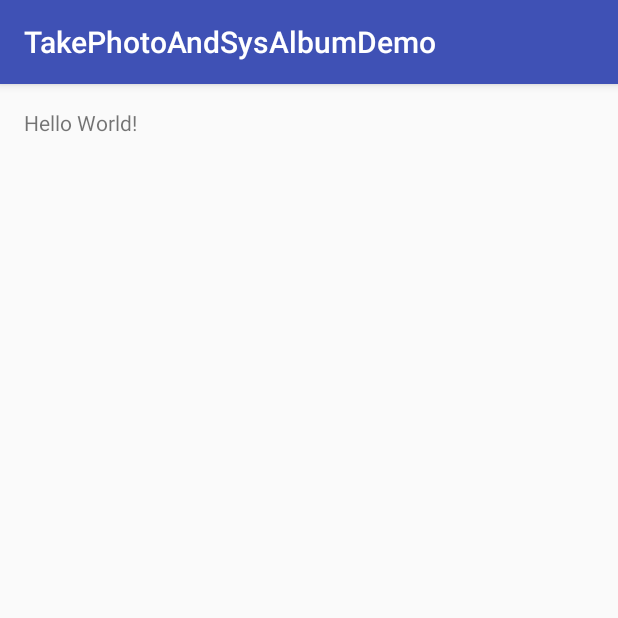
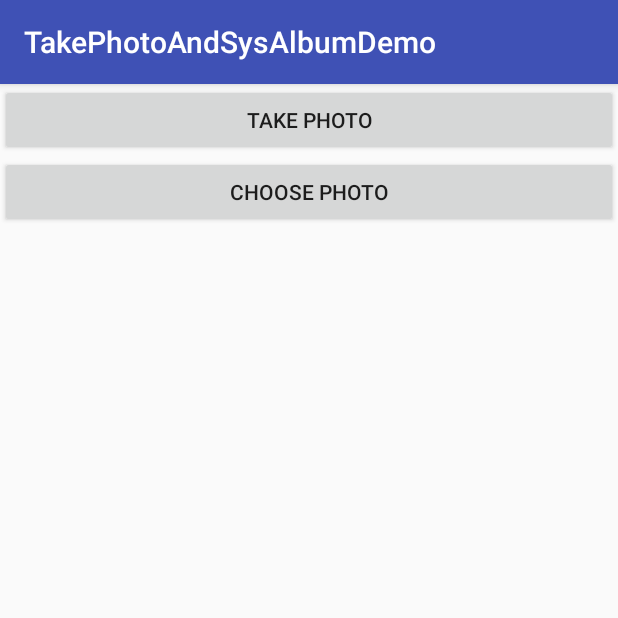
Before and after one commit to swxca/TakePhotoAndSysAlbumTest, an Android app: the screen it shows after launch (MainActivity), on a phone screen of 412 x 824 dp, the top half of it. Run offline under Robolectric (Android 15) with nearby library versions, the phone set to English and light mode, and no system bars.

Commit message:
实现了拍照，裁剪，选择相册功能
重点掌握拍照，裁剪后对于图片是怎么分别保存在指定文件夹得。
还有就是关于Android的数据保存技术要写一个Demo

```diff
--- a/TakePhotoAndSysAlbumDemo/app/src/main/AndroidManifest.xml
+++ b/TakePhotoAndSysAlbumDemo/app/src/main/AndroidManifest.xml
@@ -1,7 +1,7 @@
 <?xml version="1.0" encoding="utf-8"?>
 <manifest xmlns:android="http://schemas.android.com/apk/res/android"
     package="com.zhangtao.takephotoandsysalbumdemo">
-
+    <uses-permission android:name="android.permission.WRITE_EXTERNAL_STORAGE"/>
     <application
         android:allowBackup="true"
         android:icon="@mipmap/ic_launcher"
--- a/TakePhotoAndSysAlbumDemo/app/src/main/java/com/zhangtao/takephotoandsysalbumdemo/MainActivity.java
+++ b/TakePhotoAndSysAlbumDemo/app/src/main/java/com/zhangtao/takephotoandsysalbumdemo/MainActivity.java
@@ -1,13 +1,144 @@
 package com.zhangtao.takephotoandsysalbumdemo;
 
+import android.content.Intent;
+import android.graphics.Bitmap;
+import android.graphics.BitmapFactory;
+import android.net.Uri;
+import android.os.Environment;
+import android.provider.MediaStore;
 import android.support.v7.app.AppCompatActivity;
 import android.os.Bundle;
+import android.util.Log;
+import android.view.View;
+import android.widget.Button;
+import android.widget.ImageView;
+
+import java.io.File;
+import java.io.FileNotFoundException;
+import java.io.FileReader;
+import java.io.IOException;
 
 public class MainActivity extends AppCompatActivity {
+
+    Button takePhoto, choosePhoto;
+    ImageView picture;
+
+    //拍摄的照片的Uri
+    private Uri imageUri;
+    //裁剪后照片的Uri
+    private Uri CutSaveImage;
+    //拍照完成后需要裁剪的请求码
+    public static final int TAKE_PHOTO = 1;
+    //裁剪完成后需要设置给Imageview的请求码
+    public static final int CROP_PHOTO = 2;
+
 
     @Override
     protected void onCreate(Bundle savedInstanceState) {
         super.onCreate(savedInstanceState);
         setContentView(R.layout.activity_main);
+        //加载View
+        initViews();
+        //绑定监听
+        initEvents();
+    }
+
+    private void initEvents() {
+        //拍照按钮的监听
+        takePhoto.setOnClickListener(new View.OnClickListener() {
+            @Override
+            public void onClick(View v) {
+                //这里涉及到文件的储存github里有另外的demo
+                //拍照和裁剪后分别要保存的文件路径和文件名称
+                File outputImage = new File(Environment.getExternalStorageDirectory(), "myself.jpg");
+               // File saveOutPut = new File(Environment.getExternalStorageDirectory(), "save.jpg");
+                try {
+                    //如果这个文件存在,则删除.
+                    if (outputImage.exists()) {
+                        outputImage.delete();
+                    }
+                    //创建
+                    outputImage.createNewFile();
+                } catch (IOException e) {
+                    e.printStackTrace();
+                }
+                //将图片文件解析成URI
+                imageUri = Uri.fromFile(outputImage);
+               // CutSaveImage = Uri.fromFile(saveOutPut);
+                //Log.d("My", saveOutPut.getAbsolutePath());
+                //打开系统的拍照程序
+                Intent intent = new Intent("android.media.action.IMAGE_CAPTURE");
+                //指定这张图片的输出地址
+                intent.putExtra(MediaStore.EXTRA_OUTPUT, imageUri);
+                //打开拍照程序,完成后回回调onActivityResult,请求码为TAKE_PHOTO
+                startActivityForResult(intent, TAKE_PHOTO);
+            }
+        });
+        choosePhoto.setOnClickListener(new View.OnClickListener() {
+            @Override
+            public void onClick(View v) {
+                Intent intent = new Intent();
+                intent.setType("image/*");
+                intent.putExtra("crop", true);
+                intent.putExtra("scale", true);
+                //这里的Action是用来打开相册的
+                intent.setAction(Intent.ACTION_GET_CONTENT);
+                //或者是Intent intent=new Intent("android.intent.action.GET_CONTENT");
+                startActivityForResult(intent, CROP_PHOTO);
+            }
+        });
+    }
+
+    @Override
+    protected void onActivityResult(int requestCode, int resultCode, Intent data) {
+        //拍照完成后回调
+        switch (requestCode) {
+            //如果这个请求码为TAKE_PHOTO,那么代码需要裁剪
+            case TAKE_PHOTO:
+                //Log.d("My", "RESULT_OK" + RESULT_OK + ",resultCode:" + resultCode + ",两者相等?" + (resultCode == RESULT_OK));
+                if (resultCode == RESULT_OK) {
+                    //如果拍照成功那么resultCode就等于Result_ok
+                    //这里的Action是用来对打开照片进行裁剪页面
+                    Intent intent = new Intent("com.android.camera.action.CROP");
+                    intent.setDataAndType(imageUri, "image/*");
+                    intent.putExtra("scale", true);
+                    intent.putExtra("crop", "true");
+//                    intent.putExtra("aspectX", aspectX);
+//                    intent.putExtra("aspectY", aspectY);
+//                    intent.putExtra("outputX", outputX);
+//                    intent.putExtra("outputY", outputY);
+                    //intent.putExtra("noFaceDetection", true);
+                   // intent.putExtra("return-data", false);
+                    //指定裁剪后的输出位置
+                 //   intent.putExtra(MediaStore.EXTRA_OUTPUT, CutSaveImage);
+                    //裁剪完成后会继续回调这个onActivityResult那么判断,请求码为CROP_PHOTO
+                    //就是说要设置了.
+                    startActivityForResult(intent, CROP_PHOTO);
+                }
+                break;
+            case CROP_PHOTO:
+                // Log.d("My", "RESULT_OK" + RESULT_OK + ",resultCode:" + resultCode);
+                if (resultCode == RESULT_OK) {
+                    try {
+                        Bitmap bitmap = BitmapFactory
+                                .decodeStream(getContentResolver().openInputStream(data.getData()));
+                        //  Log.d("My", "开始设置图片");
+                        picture.setImageBitmap(bitmap);
+                        // Log.d("My", "图片设置完成");
+                    } catch (FileNotFoundException e) {
+                        e.printStackTrace();
+                    }
+                }
+                break;
+
+            default:
+                break;
+        }
+    }
+
+    private void initViews() {
+        takePhoto = (Button) findViewById(R.id.take_photo);
+        picture = (ImageView) findViewById(R.id.picture);
+        choosePhoto = (Button) findViewById(R.id.choose_photo);
     }
 }
--- a/TakePhotoAndSysAlbumDemo/app/src/main/res/layout/activity_main.xml
+++ b/TakePhotoAndSysAlbumDemo/app/src/main/res/layout/activity_main.xml
@@ -1,16 +1,28 @@
 <?xml version="1.0" encoding="utf-8"?>
-<RelativeLayout xmlns:android="http://schemas.android.com/apk/res/android"
-    xmlns:tools="http://schemas.android.com/tools"
+<LinearLayout xmlns:android="http://schemas.android.com/apk/res/android"
     android:layout_width="match_parent"
     android:layout_height="match_parent"
-    android:paddingBottom="@dimen/activity_vertical_margin"
-    android:paddingLeft="@dimen/activity_horizontal_margin"
-    android:paddingRight="@dimen/activity_horizontal_margin"
-    android:paddingTop="@dimen/activity_vertical_margin"
-    tools:context="com.zhangtao.takephotoandsysalbumdemo.MainActivity">
+    android:orientation="vertical">
 
-    <TextView
+
+
+    <Button
+        android:id="@+id/take_photo"
+        android:layout_width="match_parent"
+        android:layout_height="wrap_content"
+        android:text="Take Photo" />
+
+    <Button
+        android:id="@+id/choose_photo"
+        android:layout_width="match_parent"
+        android:layout_height="wrap_content"
+        android:text="Choose photo"/>
+
+    <ImageView
+        android:id="@+id/picture"
         android:layout_width="wrap_content"
         android:layout_height="wrap_content"
-        android:text="Hello World!" />
-</RelativeLayout>
+        android:layout_gravity="center_horizontal" />
+
+
+</LinearLayout>
```
